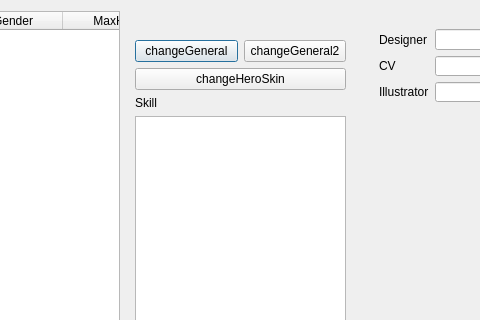
Mogara/QSanguosha-For-Hegemony, file src/dialog/generaloverview.ui: the form before one commit; both pictures show x 349 to 829 and y 0 to 320 of the 980 by 611 pixel window.
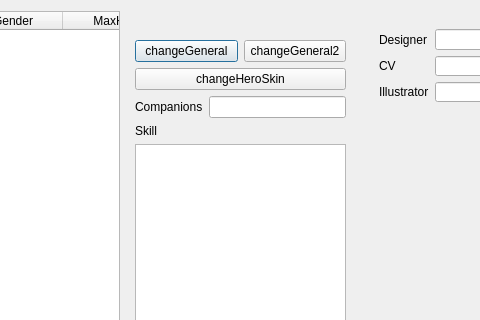
The form after the commit. Icons and pictures are not drawn.

Commit message: 233333333333,窝是逗比。

```diff
--- a/src/dialog/generaloverview.ui
+++ b/src/dialog/generaloverview.ui
@@ -124,6 +124,20 @@
           </property>
          </widget>
         </item>
+        <item>
+         <layout class="QHBoxLayout" name="companionsLayout">
+          <item>
+           <widget class="QLabel" name="companionsLabel">
+            <property name="text">
+             <string>Companions</string>
+            </property>
+           </widget>
+          </item>
+          <item>
+           <widget class="QLineEdit" name="companionsLineEdit"/>
+          </item>
+         </layout>
+        </item>
         <item>
          <widget class="QLabel" name="skillLabel">
           <property name="text">
```
The commit also changes 1 other file.
